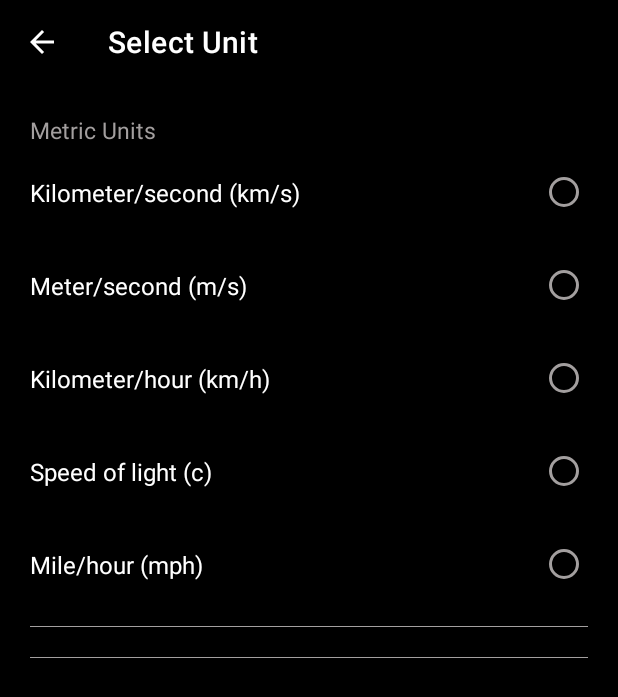
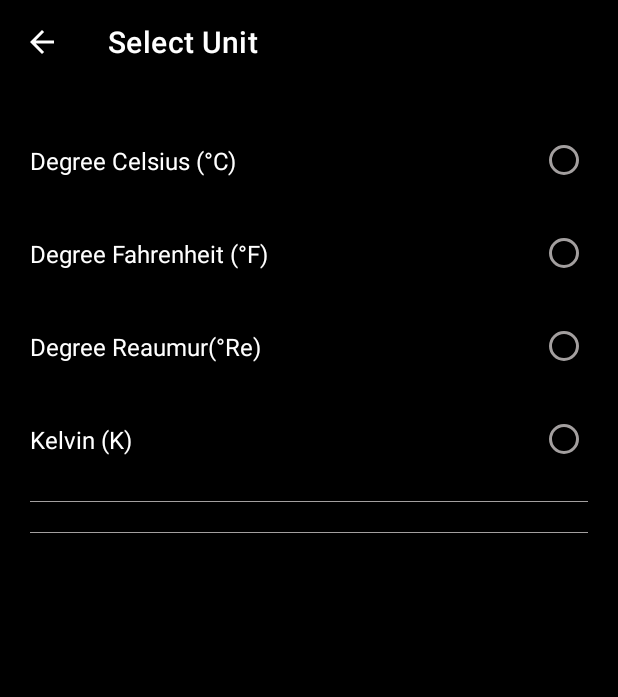
Before and after one commit to vickyrules/OIBSIP, an Android app: the screen it shows after launch (SelectUnitActivity), after a tap on "Temperature", on a phone screen of 412 x 824 dp. Shown: the top 697 px of the screen. Run offline under Robolectric (Android 15) with nearby library versions, the phone set to English and light mode, and no system bars.

Commit message:
temp  units   added

```diff
--- a/UnitConverter/app/src/main/java/com/example/unitconverter/MainActivity.java
+++ b/UnitConverter/app/src/main/java/com/example/unitconverter/MainActivity.java
@@ -146,6 +146,15 @@ public class MainActivity extends AppCompatActivity {
         temp.setOnClickListener(new View.OnClickListener() {
             @Override
             public void onClick(View view) {
+                unitsListMetric.clear();
+                unitsListImperial.clear();
+
+                unitsListMetric.add("Degree Celsius (°C) ");
+                unitsListMetric.add("Degree Fahrenheit (°F) ");
+                unitsListMetric.add("Degree Reaumur(°Re) ");
+                unitsListMetric.add("Kelvin (K) ");
+
+
                 startConversion("Temperature conversion");
             }
         });
@@ -154,6 +163,9 @@ public class MainActivity extends AppCompatActivity {
         power.setOnClickListener(new View.OnClickListener() {
             @Override
             public void onClick(View view) {
+
+
+
                 startConversion("Power conversion");
             }
         });
--- a/UnitConverter/app/src/main/java/com/example/unitconverter/SelectUnitActivity.java
+++ b/UnitConverter/app/src/main/java/com/example/unitconverter/SelectUnitActivity.java
@@ -20,7 +20,7 @@ import java.util.ArrayList;
 public class SelectUnitActivity extends AppCompatActivity {
     RadioGroup radioGroupMetric;
     RadioGroup radioGroupImperial;
-    TextView imperialTxt ;
+    TextView imperialTxt ,metricTxt;
 
     @Override
     protected void onCreate(Bundle savedInstanceState) {
@@ -36,11 +36,13 @@ public class SelectUnitActivity extends AppCompatActivity {
         radioGroupMetric = (RadioGroup) findViewById(R.id.radioGpMatric);
         radioGroupImperial = (RadioGroup) findViewById(R.id.radioGpImperial);
         imperialTxt = (TextView) findViewById(R.id.imperialTxt);
+        metricTxt = (TextView) findViewById(R.id.metricTxt);
 
         ArrayList<String> metricUnitList = new ArrayList<String>();
         ArrayList<String> imperailUnitList = new ArrayList<String>();
         if(imperailUnitList.size() == 0){
             imperialTxt.setVisibility(View.GONE);
+            metricTxt.setVisibility(View.GONE);
 
         }
         metricUnitList = (ArrayList<String>) getIntent().getSerializableExtra("metricUnits");
--- a/UnitConverter/app/src/main/res/layout/activity_select_unit.xml
+++ b/UnitConverter/app/src/main/res/layout/activity_select_unit.xml
@@ -22,6 +22,7 @@
             android:padding="20dp">
 
             <TextView
+                android:id="@+id/metricTxt"
                 android:layout_width="match_parent"
                 android:layout_height="wrap_content"
                 android:text="Metric Units"
```
